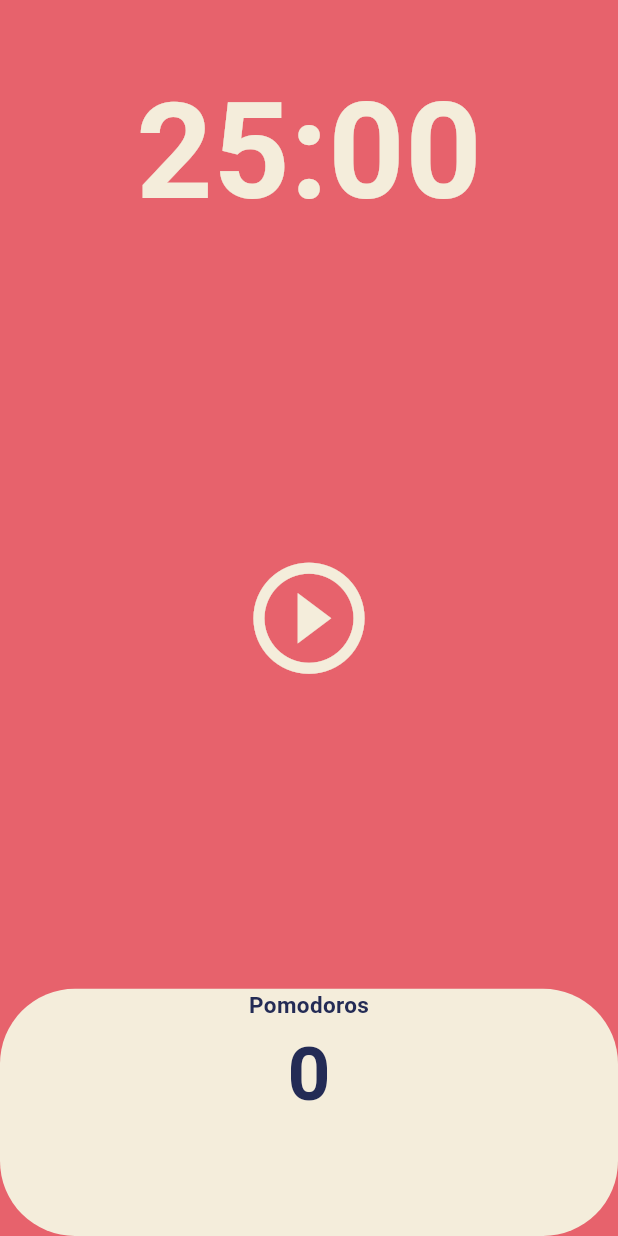
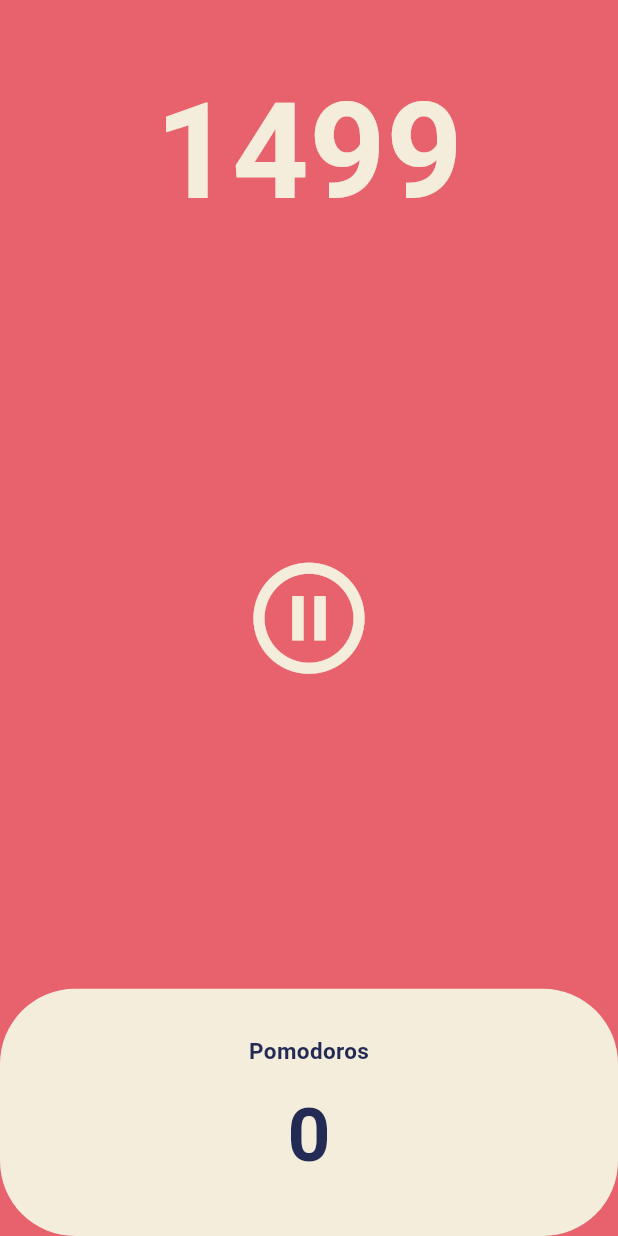
Before and after one commit to novellus1013/toonflix, a Flutter app: the screen it shows after launch, after a tap on the "play circle outline" icon, on a phone screen of 412 x 824 dp. Run offline on Flutter 3.47's test engine with Material 3 defaults, Android fonts, the phone set to English and light mode, and no system bars.

```diff
--- a/lib/screens/home_screen.dart
+++ b/lib/screens/home_screen.dart
@@ -1,3 +1,5 @@
+import 'dart:async';
+
 import 'package:flutter/material.dart';
 
 class HomeScreen extends StatefulWidget {
@@ -8,6 +10,30 @@ class HomeScreen extends StatefulWidget {
 }
 
 class _HomeScreenState extends State<HomeScreen> {
+  int totalSeconds = 1500;
+  late Timer timer;
+  bool isRunning = false;
+
+  void onStartPressed() {
+    timer = Timer.periodic(const Duration(seconds: 1), onTickTock);
+    setState(() {
+      isRunning = true;
+    });
+  }
+
+  void onTickTock(Timer timer) {
+    setState(() {
+      totalSeconds = totalSeconds - 1;
+    });
+  }
+
+  void onPausePressed() {
+    timer.cancel();
+    setState(() {
+      isRunning = false;
+    });
+  }
+
   @override
   Widget build(BuildContext context) {
     return Scaffold(
@@ -19,7 +45,7 @@ class _HomeScreenState extends State<HomeScreen> {
             child: Container(
               alignment: Alignment.bottomCenter,
               child: Text(
-                "25:00",
+                '$totalSeconds',
                 style: TextStyle(
                   color: Theme.of(context).cardColor,
                   fontWeight: FontWeight.bold,
@@ -33,9 +59,11 @@ class _HomeScreenState extends State<HomeScreen> {
             child: Center(
               child: IconButton(
                 color: Theme.of(context).cardColor,
-                onPressed: () {},
-                icon: const Icon(
-                  Icons.play_circle_outline,
+                onPressed: isRunning ? onPausePressed : onStartPressed,
+                icon: Icon(
+                  isRunning
+                      ? Icons.pause_circle_outline
+                      : Icons.play_circle_outline,
                 ),
                 iconSize: 89.0,
               ),
@@ -52,6 +80,7 @@ class _HomeScreenState extends State<HomeScreen> {
                       borderRadius: BorderRadius.circular(50.0),
                     ),
                     child: Column(
+                      mainAxisAlignment: MainAxisAlignment.center,
                       children: [
                         Text(
                           "Pomodoros",
@@ -63,6 +92,9 @@ class _HomeScreenState extends State<HomeScreen> {
                             fontWeight: FontWeight.bold,
                             fontSize: 15.0,
                           ),
+                        ),
+                        const SizedBox(
+                          height: 10.0,
                         ),
                         Text(
                           "0",
```
